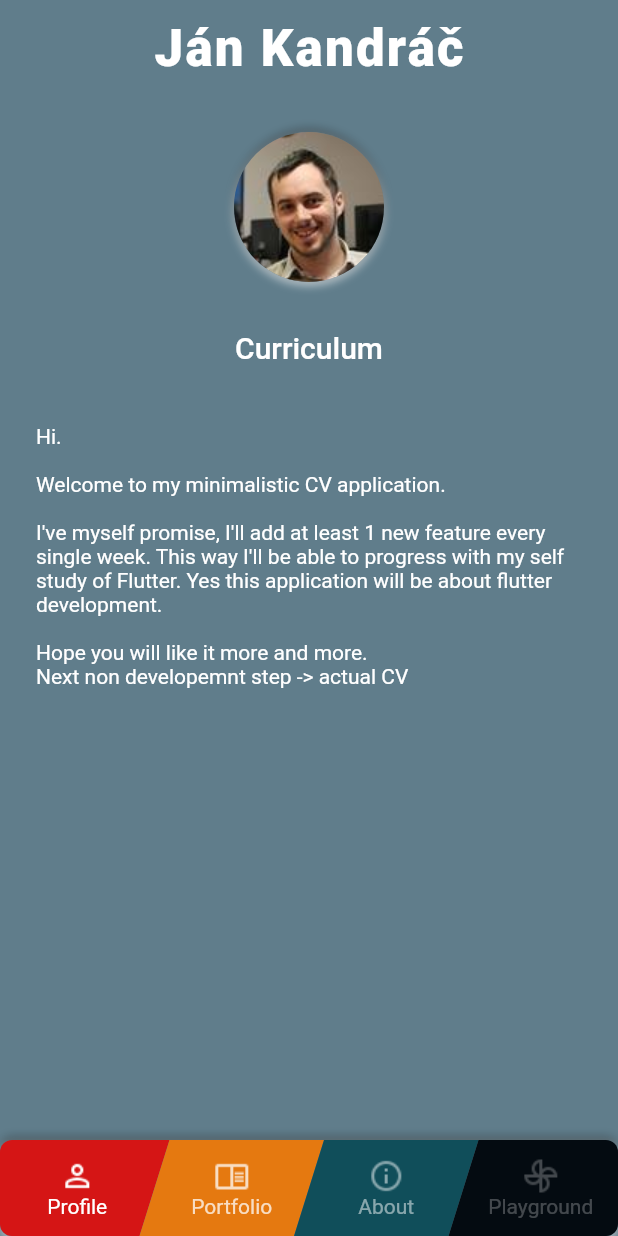
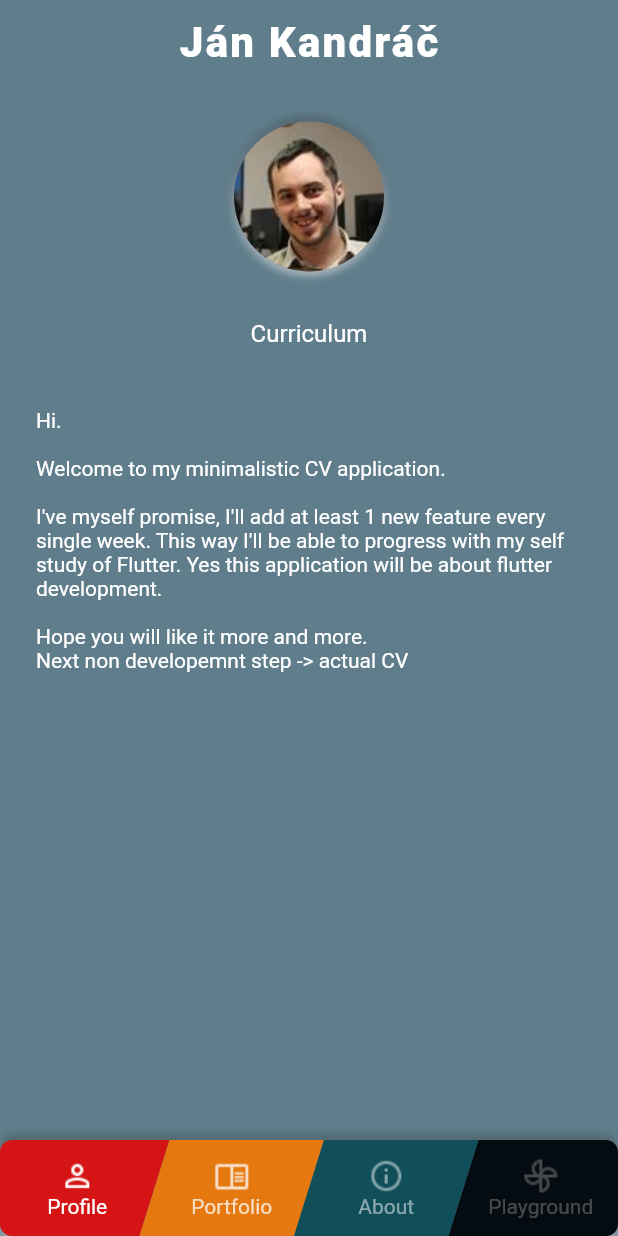
Before and after one commit to MikeGreat/cv, a Flutter app: the screen it shows after launch, on a phone screen of 412 x 824 dp. Run offline on Flutter 3.47's test engine with Material 2 defaults, Android fonts, the light colour scheme and no system bars; drawn by our look-alikes of flutter_neumorphic; our stand-ins replace google_fonts, transparent_image; Roboto replaces fonts that are missing (Magra); statements that could not run were skipped.

Commit message:
Fixed CI build

```diff
--- a/lib/ui/page/landing.dart
+++ b/lib/ui/page/landing.dart
@@ -71,7 +71,9 @@ class LandingPage extends StatelessWidget {
                       ),
                       Text('Curriculum',
                           textAlign: TextAlign.center,
-                          style: Theme.of(context).textTheme.headline6),
+                          style: TextStyle(
+                            fontSize: 16.0
+                          )),
                       SizedBox(
                         height: 16,
                       ),
--- a/lib/ui/widget/text_logo.dart
+++ b/lib/ui/widget/text_logo.dart
@@ -1,4 +1,3 @@
-import 'package:cv/ui/animation/hero_tween.dart';
 import 'package:flutter/material.dart';
 import 'package:google_fonts/google_fonts.dart';
 
@@ -35,7 +34,7 @@ class TextLogo extends StatelessWidget {
           fontWeight: FontWeight.w800,
           letterSpacing: 1.5,
           color: Colors.white,
-          textStyle: Theme.of(context).textTheme.headline4,
+          textStyle: TextStyle(fontSize: 28.0),
         ),
       );
 }
```
